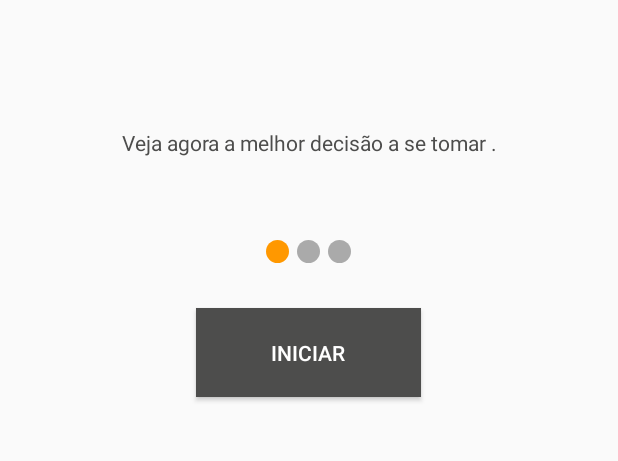
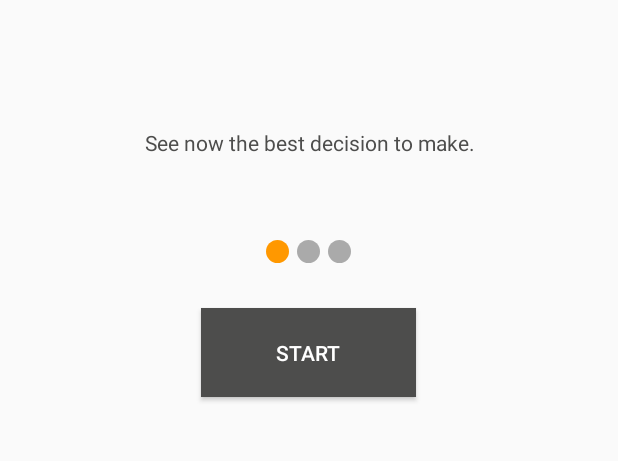
Before and after one commit to denisvieiradev/ahp-android, an Android app: the screen it shows after launch (HomeActivity), on a phone screen of 412 x 824 dp, the part 577-1038 px from its top. Run offline under Robolectric (Android 15) with nearby library versions, the phone set to English and light mode, and no system bars; our stand-ins replace data binding.

Commit message:
feature/#9 added string resources to home phrases
Signed-off-by: Denis Vieira <denisvieira05@gmail.com>

```diff
--- a/app/src/main/java/com/decisionsupport/home/HomeFragment.java
+++ b/app/src/main/java/com/decisionsupport/home/HomeFragment.java
@@ -43,9 +43,9 @@ public class HomeFragment extends Fragment implements HomeContract.View{
         setRetainInstance(true);
 
         frases = new ArrayList<>();
-        frases.add("Veja agora a melhor decisão a se tomar .");
-        frases.add("Justifique qualquer escolha sua .");
-        frases.add("Tome a melhor decisão sempre, inicie já o " + getResources().getString(R.string.app_name) + ".");
+        frases.add(getResources().getString(R.string.home_app_info_phrase_1));
+        frases.add(getResources().getString(R.string.home_app_info_phrase_2));
+        frases.add(getResources().getString(R.string.home_app_info_phrase_3));
 
         mPagerAdapter = new CustomSwipeAdapter(getContext(),frases);
     }
@@ -80,7 +80,7 @@ public class HomeFragment extends Fragment implements HomeContract.View{
         });
 
         mBinding.homeAppInfoPager.setCurrentItem(0);
-        mPagerAdapter.setTimer(mBinding.homeAppInfoPager,4);
+        mPagerAdapter.setTimer(mBinding.homeAppInfoPager,5);
 
         return mBinding.getRoot();
     }
--- a/app/src/main/res/layout/home_frag.xml
+++ b/app/src/main/res/layout/home_frag.xml
@@ -71,7 +71,7 @@
                 android:layout_width="wrap_content"
                 android:layout_height="wrap_content"
                 android:background="@color/colorPrimary"
-                android:text="INICIAR"
+                android:text="@string/home_start_text_button"
                 android:paddingEnd="50dp"
                 android:paddingStart="50dp"
                 android:paddingTop="20dp"
--- a/app/src/main/res/values/strings.xml
+++ b/app/src/main/res/values/strings.xml
@@ -5,4 +5,9 @@
 
     <string name="select_assist_method_ahp_description">Multicriteria programming through the Analytic Hierarchy Process is a structured technique for decision making in complex environments in which several variables or criteria are considered for the prioritization and selection of alternatives or projects.</string>
 
+    <string name="home_start_text_button">START</string>
+    <string name="home_app_info_phrase_1">See now the best decision to make.</string>
+    <string name="home_app_info_phrase_2">Justify any choice you make.</string>
+    <string name="home_app_info_phrase_3">Make the best decision ever, start now.</string>
+
 </resources>
```
Also changed, not shown: 1 other file.
